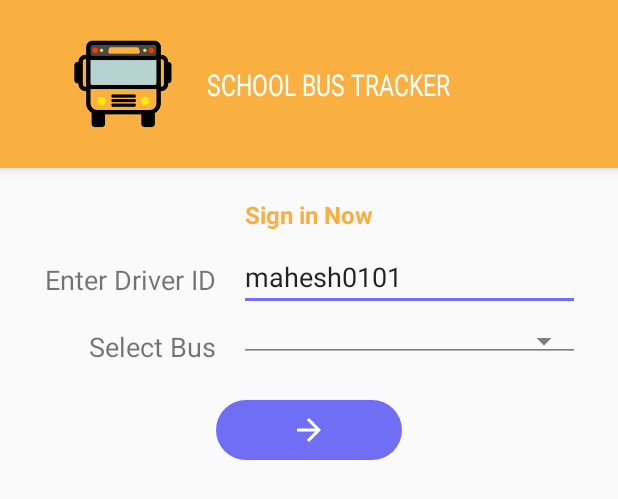
After one commit to NTRsolutions/BusTracker, an Android app: the layout driver_sign_in.xml on its own in the app's theme, with its tools: preview values and no code run, on a phone screen of 412 x 824 dp. The commit adds this screen. Shown: the top 499 px of the screen. Run offline under Robolectric (Android 15) with nearby library versions, the phone set to English and light mode, and no system bars.

Commit message:
Tenth commit

```diff
--- /dev/null
+++ b/app/src/main/res/drawable/ic_add_circle_orange_24dp.xml
@@ -0,0 +1,4 @@
+<vector android:height="36dp" android:viewportHeight="24.0"
+    android:viewportWidth="24.0" android:width="36dp" xmlns:android="http://schemas.android.com/apk/res/android">
+    <path android:fillColor="@color/colorPrimary" android:pathData="M12,2C6.48,2 2,6.48 2,12s4.48,10 10,10 10,-4.48 10,-10S17.52,2 12,2zM17,13h-4v4h-2v-4L7,13v-2h4L11,7h2v4h4v2z"/>
+</vector>
--- /dev/null
+++ b/app/src/main/res/drawable/ic_do_not_disturb_on_orange_24dp.xml
@@ -0,0 +1,4 @@
+<vector android:height="36dp" android:viewportHeight="24.0"
+    android:viewportWidth="24.0" android:width="36dp" xmlns:android="http://schemas.android.com/apk/res/android">
+    <path android:fillColor="@color/colorPrimary" android:pathData="M12,2C6.48,2 2,6.48 2,12s4.48,10 10,10 10,-4.48 10,-10S17.52,2 12,2zM17,13L7,13v-2h10v2z"/>
+</vector>
--- a/app/src/main/res/drawable/imageview_background.xml
+++ b/app/src/main/res/drawable/imageview_background.xml
@@ -4,9 +4,9 @@
     android:shape="oval">
 
     <solid
-        android:color="@color/splashTitle"/>
+        android:color="@color/colorPrimary"/>
 
     <size
-        android:width="100dp"
-        android:height="100dp"/>
+        android:width="60dp"
+        android:height="60dp"/>
 </shape>
--- /dev/null
+++ b/app/src/main/res/drawable/picked_droped_bckgrnd.xml
@@ -0,0 +1,6 @@
+<?xml version="1.0" encoding="utf-8"?>
+<shape xmlns:android="http://schemas.android.com/apk/res/android"
+    android:shape="rectangle">   //Defines the shape of button you wants
+    <solid android:color="@color/colorAccent"/>
+    <corners android:radius="10dp" ></corners>
+</shape>
--- /dev/null
+++ b/app/src/main/res/drawable/setbutton_bckgrnd.xml
@@ -0,0 +1,6 @@
+<?xml version="1.0" encoding="utf-8"?>
+<shape xmlns:android="http://schemas.android.com/apk/res/android"
+    android:shape="rectangle">   //Defines the shape of button you wants
+    <solid android:color="@color/colorAccent"/>
+    <corners android:radius="15dp" ></corners>
+</shape>
--- /dev/null
+++ b/app/src/main/res/drawable/sign_in_bckgrnd.xml
@@ -0,0 +1,6 @@
+<?xml version="1.0" encoding="utf-8"?>
+<shape xmlns:android="http://schemas.android.com/apk/res/android"
+    android:shape="rectangle">   //Defines the shape of button you wants
+    <solid android:color="@color/colorAccent"/>
+    <corners android:radius="20dp" ></corners>
+</shape>
--- a/app/src/main/res/layout/contactus.xml
+++ b/app/src/main/res/layout/contactus.xml
@@ -11,9 +11,11 @@
     </include>
 
 <RelativeLayout
-    android:layout_height="wrap_content"
+    android:layout_height="match_parent"
     android:layout_width="match_parent"
-    android:layout_margin="30dp"
+    android:layout_marginLeft="30dp"
+    android:layout_marginTop="30dp"
+    android:layout_marginRight="30dp"
     android:layout_below="@+id/toolbar1"
     >
 
--- /dev/null
+++ b/app/src/main/res/layout/driver_sign_in.xml
@@ -0,0 +1,123 @@
+<?xml version="1.0" encoding="utf-8"?>
+<RelativeLayout xmlns:android="http://schemas.android.com/apk/res/android"
+    xmlns:app="http://schemas.android.com/apk/res-auto"
+    android:orientation="vertical" android:layout_width="match_parent"
+    android:layout_height="match_parent">
+
+    <android.support.design.widget.AppBarLayout
+        android:id="@+id/appbar"
+        android:layout_width="match_parent"
+        android:layout_height="wrap_content"
+        android:fitsSystemWindows="true">
+
+        <android.support.v7.widget.Toolbar
+            android:layout_width="match_parent"
+            android:layout_height="wrap_content"
+            android:id="@+id/title_bar"
+            android:background="@color/colorPrimary"
+            >
+
+            <RelativeLayout
+                android:layout_width="match_parent"
+                android:layout_height="wrap_content"
+                android:layout_gravity="center">
+
+                <ImageView
+                    android:layout_width="72dp"
+                    android:layout_height="72dp"
+                    android:src="@drawable/logo"
+                    android:id="@+id/logo"
+                    android:layout_marginLeft="30dp"
+                    android:layout_marginTop="20dp"
+                    android:layout_marginBottom="20dp" />
+
+                <TextView
+                    android:layout_width="wrap_content"
+                    android:layout_height="wrap_content"
+                    android:text="SCHOOL BUS TRACKER "
+                    android:layout_toRightOf="@+id/logo"
+                    android:layout_centerVertical="true"
+                    android:textColor="#fff"
+                    android:textSize="15dp"
+                    android:scaleY="1.3"
+                    android:layout_marginLeft="20dp"/>
+            </RelativeLayout>
+
+        </android.support.v7.widget.Toolbar>
+
+    </android.support.design.widget.AppBarLayout>
+
+    <TextView
+        android:layout_width="wrap_content"
+        android:layout_height="wrap_content"
+        android:id="@+id/sign_now"
+        android:layout_below="@id/appbar"
+        android:text="Sign in Now"
+        android:layout_centerHorizontal="true"
+        android:textStyle="bold"
+        android:textSize="16dp"
+        android:layout_marginTop="20dp"
+        android:textColor="@color/colorPrimary" />
+
+    <TextView
+        android:layout_width="wrap_content"
+        android:layout_height="wrap_content"
+        android:id="@+id/enter_id"
+        android:layout_below="@id/sign_now"
+        android:text="Enter Driver ID"
+        android:layout_marginLeft="30dp"
+        android:textSize="18dp"
+        android:layout_marginTop="20dp" />
+
+    <EditText
+        android:layout_width="match_parent"
+        android:layout_height="wrap_content"
+        android:text="mahesh0101"
+        android:layout_toRightOf="@+id/enter_id"
+        android:layout_below="@+id/sign_now"
+        android:layout_marginTop="8dp"
+        android:layout_marginLeft="15dp"
+        android:layout_marginRight="25dp"/>
+
+    <TextView
+        android:layout_width="wrap_content"
+        android:layout_height="wrap_content"
+        android:id="@+id/select_bus"
+        android:text="Select Bus"
+        android:textSize="18dp"
+        android:layout_below="@+id/enter_id"
+        android:layout_marginTop="20dp"
+        android:layout_toLeftOf="@+id/bus_number"
+        />
+
+    <android.support.v7.widget.AppCompatSpinner
+        android:layout_width="match_parent"
+        android:layout_height="wrap_content"
+        android:layout_below="@+id/enter_id"
+        android:layout_alignParentRight="true"
+        android:layout_marginTop="15dp"
+        android:layout_marginRight="25dp"
+        android:id="@+id/bus_number"
+        android:layout_toRightOf="@+id/enter_id"
+        android:layout_marginLeft="15dp"
+        style="@style/Widget.AppCompat.Spinner.Underlined"
+        app:backgroundTint="#7d7d7d">
+    </android.support.v7.widget.AppCompatSpinner>
+
+    <ImageButton
+        android:layout_width="wrap_content"
+        android:layout_height="wrap_content"
+        android:id="@+id/sign_in"
+        android:layout_below="@+id/bus_number"
+        android:layout_centerHorizontal="true"
+        android:layout_marginTop="25dp"
+        app:srcCompat="@drawable/arrow"
+        android:background="@drawable/sign_in_bckgrnd"
+        android:paddingRight="50dp"
+        android:paddingLeft="50dp"
+        android:paddingTop="8dp"
+        android:paddingBottom="8dp"
+        />
+
+
+</RelativeLayout>
--- a/app/src/main/res/layout/location_fragment_1.xml
+++ b/app/src/main/res/layout/location_fragment_1.xml
@@ -79,7 +79,7 @@
 
 
     <Button
-        android:id="@+id/bSearch"
+        android:id="@+id/pickup_reminder"
         android:layout_width="0dp"
         android:layout_height="wrap_content"
         android:padding="16dp"
--- a/app/src/main/res/layout/location_fragment_2.xml
+++ b/app/src/main/res/layout/location_fragment_2.xml
@@ -28,7 +28,7 @@
 
 
         <Button
-            android:id="@+id/bSearch"
+            android:id="@+id/drop_reminder"
             android:layout_width="0dp"
             android:layout_height="wrap_content"
             android:padding="16dp"
```
Also changed, not shown: app/src/main/java/com/project/verbosetech/bustracker/Fragments/DropFragment.java (+14 -1 lines), app/src/main/java/com/project/verbosetech/bustracker/Fragments/PIckUpFragment.java (+10 -1 lines), app/src/main/res/drawable/ic_near_me_grey_24dp.xml (added, +9 -0 lines), app/src/main/res/drawable/skipbutton_bkgrnd.xml (added, +8 -0 lines), app/src/main/res/layout/bus_students_layout.xml (added, +27 -0 lines), app/src/main/res/layout/dropdialog_layout.xml (added, +126 -0 lines), app/src/main/res/layout/pickup_dialog.xml (+66 -10 lines), app/src/main/res/layout/student_bus_card.xml (added, +73 -0 lines), gradle.properties (+9 -9 lines).
